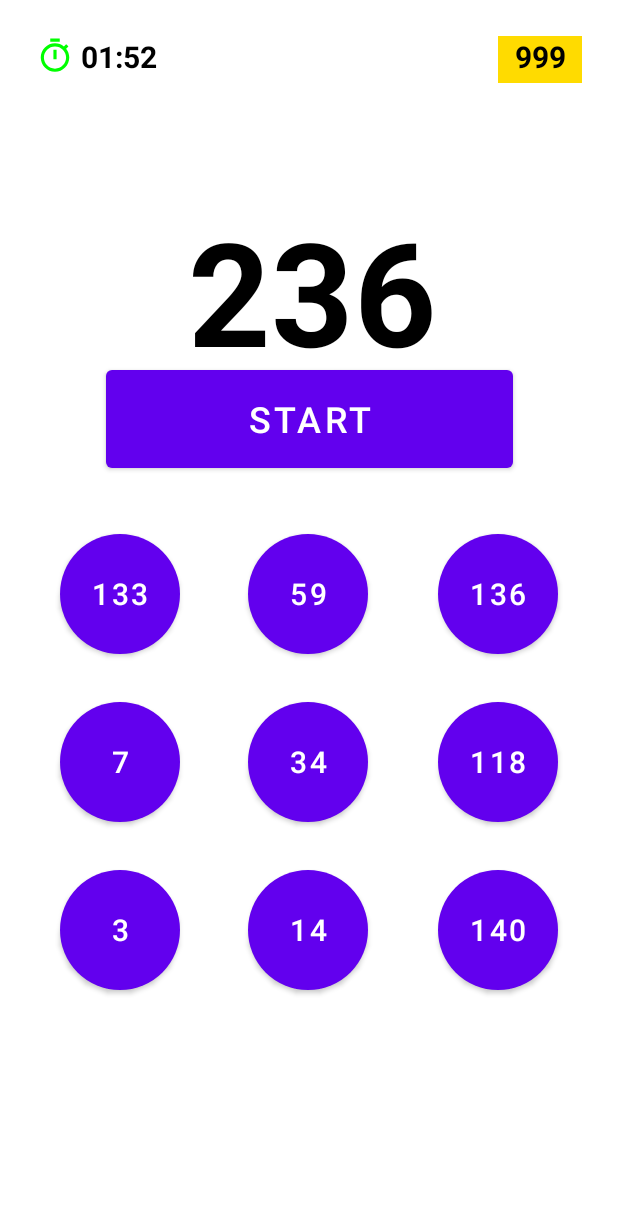
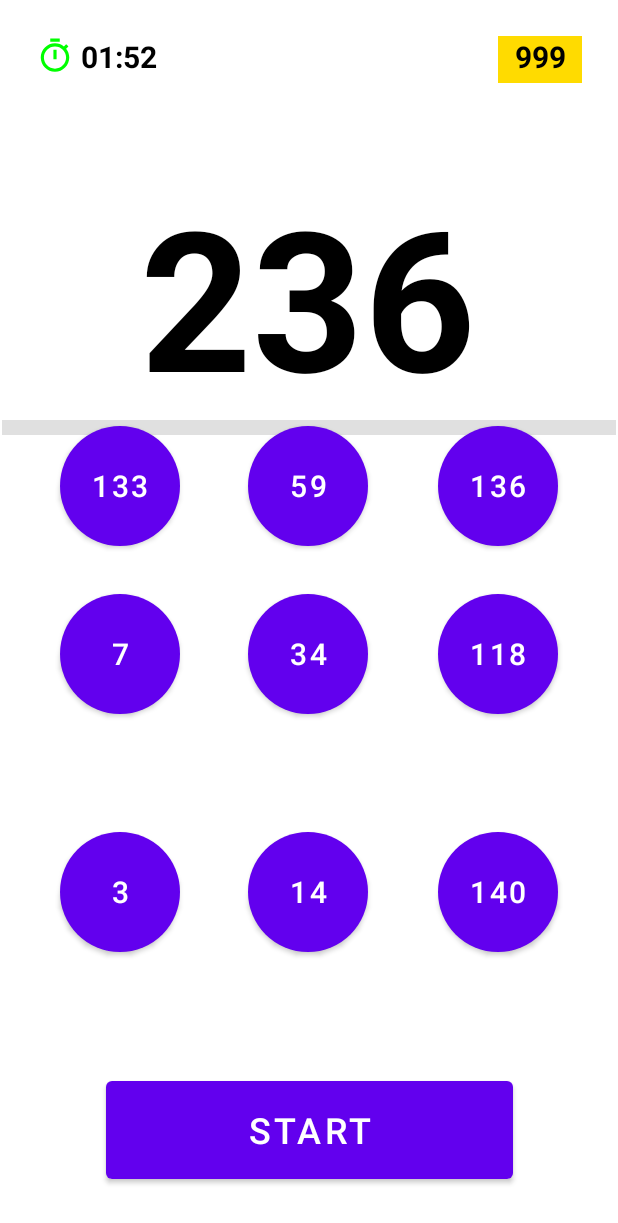
Before and after one commit to augsmachado/android_peg_solitaire, an Android app: the screen it shows after launch (MainActivity), on a phone screen of 412 x 824 dp. Shown: the top 1223 px of the screen. Run offline under Robolectric (Android 15) with nearby library versions, the phone set to English and light mode, and no system bars.

Commit message:
Update UI

```diff
--- a/PegSolitaire/app/src/main/java/com/augsmachado/pegsolitaire/MainActivity.java
+++ b/PegSolitaire/app/src/main/java/com/augsmachado/pegsolitaire/MainActivity.java
@@ -30,7 +30,7 @@ public class MainActivity extends AppCompatActivity {
     private TextView mResults;
 
     private Button mFirstButton, mSecondButton, mThirdButton, mFourthButton, mFifthButton;
-    private  Button mSixthButton, mSeventhButton, mEighthButton, mNinthButton;
+    private Button mSixthButton, mSeventhButton, mEighthButton, mNinthButton;
 
 
 
@@ -47,13 +47,17 @@ public class MainActivity extends AppCompatActivity {
 
         // Generate random number
         int randomNumber = generateRandomNumber(MAX_RANDOM);
-
         if (randomNumber < 2) randomNumber = 2;
 
-        mResults.setText(String.valueOf(randomNumber));
+        // Generate game board
+        int[] board = new int[BOARD];
+        board = generateBoardGame(randomNumber);
 
-        // Generate game board
-        generateBoardGame(randomNumber);
+        // Calculate results
+        int results = randomNumber;
+        mResults.setText(String.valueOf(results));
+
+
 
         // Initialize countdown timer
         new CountDownTimer(duration, MAX_MILLISECONDS) {
@@ -104,7 +108,7 @@ public class MainActivity extends AppCompatActivity {
         return ThreadLocalRandom.current().nextInt(value);
     }
 
-    private void generateBoardGame (int randomNumber) {
+    private int[] generateBoardGame (int randomNumber) {
         int[] array;
 
         // Successive divisions of the random number
@@ -128,6 +132,8 @@ public class MainActivity extends AppCompatActivity {
         mSeventhButton.setText(String.valueOf(array[6]));
         mEighthButton.setText(String.valueOf(array[7]));
         mNinthButton.setText(String.valueOf(array[8]));
+
+        return array;
     }
 
     // Successive divisions of the random number
--- a/PegSolitaire/app/src/main/res/layout/activity_main.xml
+++ b/PegSolitaire/app/src/main/res/layout/activity_main.xml
@@ -37,24 +37,27 @@
         app:layout_constraintStart_toStartOf="parent"
         app:layout_constraintTop_toTopOf="parent" />
 
+
     <Button
         android:id="@+id/button"
         android:layout_width="271dp"
         android:layout_height="77dp"
+        android:layout_marginTop="606dp"
+        android:layout_marginBottom="32dp"
         android:text="@string/start_button"
         android:textSize="24sp"
         android:visibility="visible"
-        app:layout_constraintBottom_toTopOf="@+id/line1Button2"
+        app:layout_constraintBottom_toBottomOf="parent"
         app:layout_constraintEnd_toEndOf="parent"
         app:layout_constraintStart_toStartOf="parent"
         app:layout_constraintTop_toTopOf="parent"
-        app:layout_constraintVertical_bias="0.863" />
+        app:layout_constraintVertical_bias="1.0" />
 
     <Button
         android:id="@+id/line2Button3"
         android:layout_width="80dp"
         android:layout_height="80dp"
-        android:layout_marginTop="468dp"
+        android:layout_marginTop="396dp"
         android:layout_marginEnd="40dp"
         android:background="@drawable/round_button"
         android:gravity="center_vertical|center_horizontal"
@@ -66,26 +69,25 @@
         app:layout_constraintTop_toTopOf="parent" />
 
     <Button
-        android:id="@+id/line1Button1"
+        android:id="@+id/line1Button3"
         android:layout_width="80dp"
         android:layout_height="80dp"
-        android:layout_marginStart="40dp"
-        android:layout_marginTop="356dp"
+        android:layout_marginTop="284dp"
+        android:layout_marginEnd="40dp"
         android:background="@drawable/round_button"
         android:gravity="center_vertical|center_horizontal"
         android:text=""
         android:textAlignment="center"
         android:textColor="@color/white"
         android:textSize="20sp"
-        app:layout_constraintStart_toStartOf="parent"
+        app:layout_constraintEnd_toEndOf="parent"
         app:layout_constraintTop_toTopOf="parent" />
-
 
     <Button
         android:id="@+id/line1Button2"
         android:layout_width="80dp"
         android:layout_height="80dp"
-        android:layout_marginTop="356dp"
+        android:layout_marginTop="284dp"
         android:background="@drawable/round_button"
         android:gravity="center_vertical|center_horizontal"
         android:text=""
@@ -98,18 +100,18 @@
         app:layout_constraintTop_toTopOf="parent" />
 
     <Button
-        android:id="@+id/line1Button3"
+        android:id="@+id/line1Button1"
         android:layout_width="80dp"
         android:layout_height="80dp"
-        android:layout_marginTop="356dp"
-        android:layout_marginEnd="40dp"
+        android:layout_marginStart="40dp"
+        android:layout_marginTop="284dp"
         android:background="@drawable/round_button"
         android:gravity="center_vertical|center_horizontal"
         android:text=""
         android:textAlignment="center"
         android:textColor="@color/white"
         android:textSize="20sp"
-        app:layout_constraintEnd_toEndOf="parent"
+        app:layout_constraintStart_toStartOf="parent"
         app:layout_constraintTop_toTopOf="parent" />
 
     <Button
@@ -150,12 +152,14 @@
         android:layout_height="80dp"
         android:layout_marginStart="40dp"
         android:layout_marginTop="32dp"
+        android:layout_marginBottom="143dp"
         android:background="@drawable/round_button"
         android:gravity="center_vertical|center_horizontal"
         android:text=""
         android:textAlignment="center"
         android:textColor="@color/white"
         android:textSize="20sp"
+        app:layout_constraintBottom_toBottomOf="parent"
         app:layout_constraintStart_toStartOf="parent"
         app:layout_constraintTop_toBottomOf="@+id/line2Button1" />
 
@@ -164,12 +168,14 @@
         android:layout_width="80dp"
         android:layout_height="80dp"
         android:layout_marginTop="32dp"
+        android:layout_marginBottom="143dp"
         android:background="@drawable/round_button"
         android:gravity="center_vertical|center_horizontal"
         android:text=""
         android:textAlignment="center"
         android:textColor="@color/white"
         android:textSize="20sp"
+        app:layout_constraintBottom_toBottomOf="parent"
         app:layout_constraintEnd_toStartOf="@+id/line3Button3"
         app:layout_constraintHorizontal_bias="0.494"
         app:layout_constraintStart_toEndOf="@+id/line3Button1"
@@ -181,12 +187,14 @@
         android:layout_height="80dp"
         android:layout_marginTop="32dp"
         android:layout_marginEnd="40dp"
+        android:layout_marginBottom="143dp"
         android:background="@drawable/round_button"
         android:gravity="center_vertical|center_horizontal"
         android:text=""
         android:textAlignment="center"
         android:textColor="@color/white"
         android:textSize="20sp"
+        app:layout_constraintBottom_toBottomOf="parent"
         app:layout_constraintEnd_toEndOf="parent"
         app:layout_constraintTop_toBottomOf="@+id/line2Button3" />
 
@@ -199,14 +207,27 @@
         android:text=""
         android:textAlignment="center"
         android:textColor="#000000"
-        android:textSize="96sp"
+        android:textSize="130sp"
         android:textStyle="bold"
         app:layout_constraintBottom_toBottomOf="parent"
         app:layout_constraintEnd_toEndOf="parent"
-        app:layout_constraintHorizontal_bias="0.51"
+        app:layout_constraintHorizontal_bias="0.498"
         app:layout_constraintStart_toStartOf="parent"
         app:layout_constraintTop_toTopOf="parent"
-        app:layout_constraintVertical_bias="0.412" />
+        app:layout_constraintVertical_bias="0.422" />
+
+    <View
+        android:id="@+id/divider"
+        android:layout_width="409dp"
+        android:layout_height="10dp"
+        android:layout_marginTop="238dp"
+        android:layout_marginBottom="492dp"
+        android:background="?android:attr/listDivider"
+        android:backgroundTint="@color/black"
+        app:layout_constraintBottom_toBottomOf="parent"
+        app:layout_constraintEnd_toEndOf="parent"
+        app:layout_constraintStart_toStartOf="parent"
+        app:layout_constraintTop_toTopOf="parent" />
 
 
 </androidx.constraintlayout.widget.ConstraintLayout>
```
